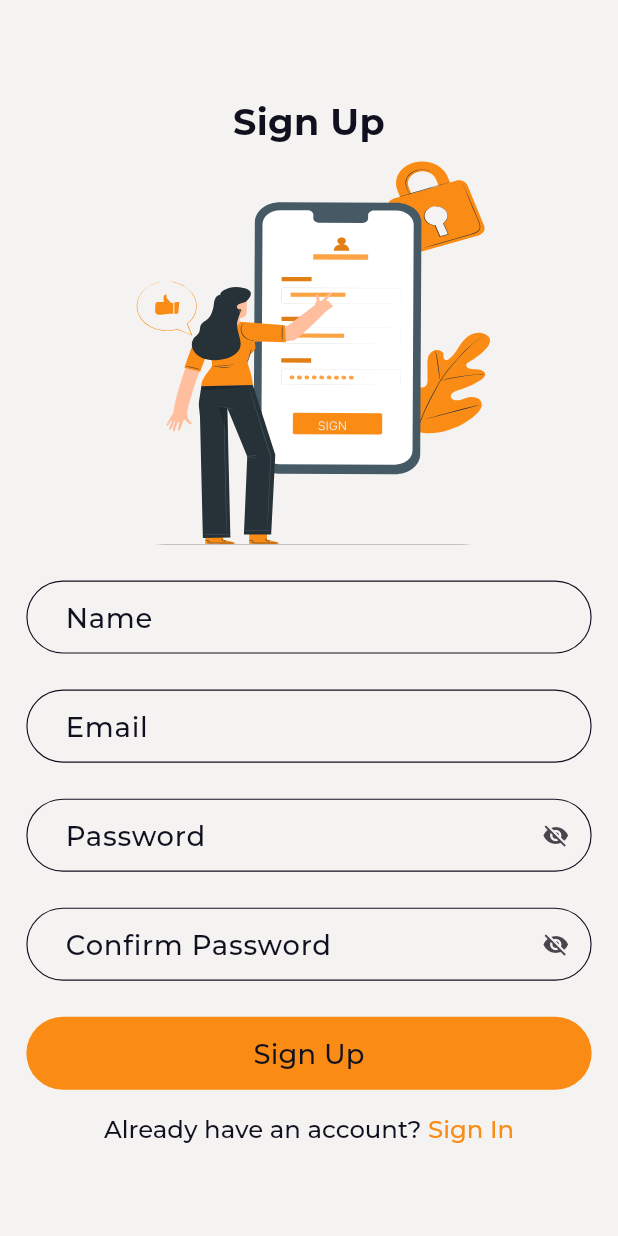
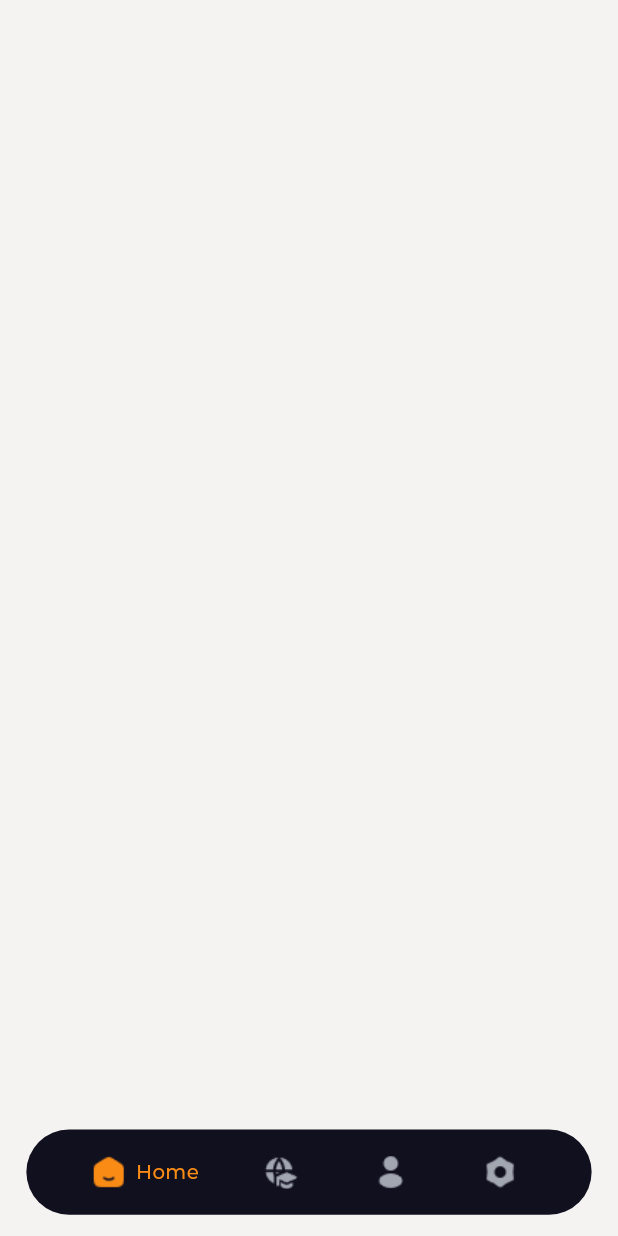
Before and after one commit to Abd2lhakam19/Fluent_Hands, a Flutter app: the SignUp screen opened directly, after a tap on "Sign Up", on a phone screen of 412 x 824 dp. Run offline on Flutter 3.47's test engine with Material 3 defaults, Android fonts, the light colour scheme and no system bars; our stand-ins replace flutter_screenutil, flutter_svg, gap; project files that could hold a hidden picture were left out.

Commit message:
Finished Bottom Navigation Bar

```diff
--- a/lib/core/helper/app_assets.dart
+++ b/lib/core/helper/app_assets.dart
@@ -3,5 +3,13 @@ class AppAssets {
       onBoarding1 = "assets/svg/onBoarding1.svg",
       onBoarding2 = "assets/svg/onBoarding2.svg",
       onBoarding3 = "assets/svg/onBoarding3.svg",
-      signUp = "assets/svg/signUp.svg";
+      signUp = "assets/svg/signUp.svg",
+      home = "assets/images/home.png",
+      homeSelected = 'assets/images/home_selected.png',
+      learn = "assets/images/learn.png",
+      learnSelected = "assets/images/learn_selected.png",
+      profile = "assets/images/profile.png",
+      profileSelected = "assets/images/profile_selected.png",
+      settings = "assets/images/settings.png",
+      settingsSelected = "assets/images/settings_selected.png";
 }
--- a/lib/core/helper/app_strings.dart
+++ b/lib/core/helper/app_strings.dart
@@ -14,5 +14,9 @@ class AppStrings {
       password = "Password",
       confirmPassword = "Confirm Password",
       alreadyHave = "Already have an account? ",
-      forgetPassword = "Forget Password";
+      forgetPassword = "Forget Password",
+      home = "Home",
+      learn = "Learn",
+      profile = "Profile",
+      settings = "Settings";
 }
--- a/lib/core/theming/app_colors.dart
+++ b/lib/core/theming/app_colors.dart
@@ -3,5 +3,6 @@ import 'package:flutter/material.dart';
 class AppColors {
   static const Color darkWhite = Color(0xffF5F3F1),
       blueBerry = Color(0xff11101f),
-      orangeColor = Color(0xfffa8c16);
+      orangeColor = Color(0xfffa8c16),
+      iconColor = Color(0xffA2A6B1);
 }
--- /dev/null
+++ b/lib/features/home/ui/main_ui/home_screen.dart
@@ -0,0 +1,10 @@
+import 'package:flutter/material.dart';
+
+class HomeScreen extends StatelessWidget {
+  const HomeScreen({super.key});
+
+  @override
+  Widget build(BuildContext context) {
+    return const Scaffold();
+  }
+}
--- /dev/null
+++ b/lib/features/learn/ui/main_ui/learn_screen.dart
@@ -0,0 +1,10 @@
+import 'package:flutter/material.dart';
+
+class LearnScreen extends StatelessWidget {
+  const LearnScreen({super.key});
+
+  @override
+  Widget build(BuildContext context) {
+    return const Scaffold();
+  }
+}
--- /dev/null
+++ b/lib/features/profile/ui/main_ui/profile_screen.dart
@@ -0,0 +1,10 @@
+import 'package:flutter/material.dart';
+
+class ProfileScreen extends StatelessWidget {
+  const ProfileScreen({super.key});
+
+  @override
+  Widget build(BuildContext context) {
+    return const Scaffold();
+  }
+}
--- /dev/null
+++ b/lib/features/settings/ui/main_ui/settings_screen.dart
@@ -0,0 +1,10 @@
+import 'package:flutter/material.dart';
+
+class SettingsScreen extends StatelessWidget {
+  const SettingsScreen({super.key});
+
+  @override
+  Widget build(BuildContext context) {
+    return const Scaffold();
+  }
+}
--- a/lib/features/sign_in/ui/main_ui/sign_in.dart
+++ b/lib/features/sign_in/ui/main_ui/sign_in.dart
@@ -7,7 +7,6 @@ import 'package:gap/gap.dart';
 
 import '../../../../core/helper/app_assets.dart';
 import '../../../../core/theming/text_styles.dart';
-import '../../../sign_up/ui/widgets/forms.dart';
 
 class SignIn extends StatefulWidget {
   const SignIn({super.key});
@@ -35,7 +34,7 @@ class _SignInState extends State<SignIn> {
               const Gap(8),
               SvgPicture.asset(AppAssets.signUp),
               const Gap(24),
-              const signInForms(),
+              const SignInForms(),
               const Gap(10),
               Text(AppStrings.forgetPassword,
                   style: TextStyles.regular13orange, textAlign: TextAlign.end),
--- a/lib/features/sign_in/ui/widgets/sign_in_forms.dart
+++ b/lib/features/sign_in/ui/widgets/sign_in_forms.dart
@@ -4,14 +4,14 @@ import 'package:gap/gap.dart';
 
 import '../../../../core/widgets/text_field.dart';
 
-class signInForms extends StatefulWidget {
-  const signInForms({super.key});
+class SignInForms extends StatefulWidget {
+  const SignInForms({super.key});
 
   @override
-  State<signInForms> createState() => _signInFormsState();
+  State<SignInForms> createState() => _SignInFormsState();
 }
 
-class _signInFormsState extends State<signInForms> {
+class _SignInFormsState extends State<SignInForms> {
   final formKey = GlobalKey<FormState>();
   bool isOpscure = true;
   @override
--- a/lib/features/sign_up/ui/main_ui/sign_up.dart
+++ b/lib/features/sign_up/ui/main_ui/sign_up.dart
@@ -4,6 +4,7 @@ import 'package:fluent_hands/core/theming/text_styles.dart';
 import 'package:fluent_hands/core/widgets/button_widget.dart';
 import 'package:fluent_hands/features/sign_up/ui/widgets/already_have.dart';
 import 'package:fluent_hands/features/sign_up/ui/widgets/forms.dart';
+import 'package:fluent_hands/layout/app_layout.dart';
 import 'package:flutter/material.dart';
 import 'package:flutter_screenutil/flutter_screenutil.dart';
 import 'package:flutter_svg/svg.dart';
@@ -37,7 +38,15 @@ class _SignUpState extends State<SignUp> {
               const Gap(24),
               const TextForms(),
               const Gap(24),
-              ButtonWidget(onPressed: () {}, text: AppStrings.signUp),
+              ButtonWidget(
+                  onPressed: () {
+                    Navigator.of(context).push(
+                      MaterialPageRoute(
+                        builder: (context) => const AppLayout(),
+                      ),
+                    );
+                  },
+                  text: AppStrings.signUp),
               const Gap(16),
               const AlreadyHave(),
             ],
--- a/lib/layout/app_layout.dart
+++ b/lib/layout/app_layout.dart
@@ -0,0 +1,37 @@
+import 'package:fluent_hands/features/home/ui/main_ui/home_screen.dart';
+import 'package:fluent_hands/features/learn/ui/main_ui/learn_screen.dart';
+import 'package:fluent_hands/features/profile/ui/main_ui/profile_screen.dart';
+import 'package:fluent_hands/features/settings/ui/main_ui/settings_screen.dart';
+import 'package:fluent_hands/layout/bottom_nav_bar.dart';
+import 'package:flutter/material.dart';
+
+class AppLayout extends StatefulWidget {
+  const AppLayout({super.key});
+
+  @override
+  State<AppLayout> createState() => _AppLayoutState();
+}
+
+class _AppLayoutState extends State<AppLayout> {
+  int selectedIndex = 0;
+  List<Widget> screens = const [
+    HomeScreen(),
+    LearnScreen(),
+    ProfileScreen(),
+    SettingsScreen()
+  ];
+  @override
+  Widget build(BuildContext context) {
+    return Scaffold(
+      body: screens[selectedIndex],
+      bottomNavigationBar: CustomBottomNavBar(
+        selectedIndex: selectedIndex,
+        onTap: (index) {
+          setState(() {
+            selectedIndex = index;
+          });
+        },
+      ),
+    );
+  }
+}
--- /dev/null
+++ b/lib/layout/bottom_nav_bar.dart
@@ -0,0 +1,65 @@
+import 'package:fluent_hands/core/helper/app_assets.dart';
+import 'package:fluent_hands/core/helper/app_strings.dart';
+import 'package:fluent_hands/core/theming/app_colors.dart';
+import 'package:fluent_hands/core/theming/text_styles.dart';
+import 'package:flutter/material.dart';
+import 'package:flutter_screenutil/flutter_screenutil.dart';
+import 'package:gap/gap.dart';
+
+class CustomBottomNavBar extends StatelessWidget {
+  const CustomBottomNavBar(
+      {super.key, required this.selectedIndex, required this.onTap});
+  final int selectedIndex;
+  final Function(int) onTap;
+  @override
+  Widget build(BuildContext context) {
+    return Container(
+      margin: EdgeInsets.symmetric(horizontal: 16.w, vertical: 14.h),
+      height: 56.h,
+      width: 343.w,
+      decoration: BoxDecoration(
+        color: AppColors.blueBerry,
+        borderRadius: BorderRadius.circular(30),
+      ),
+      child: Row(
+        mainAxisAlignment: MainAxisAlignment.spaceEvenly,
+        children: List.generate(
+          4,
+          (index) => GestureDetector(
+            onTap: () => onTap(index),
+            child: Row(
+              mainAxisAlignment: MainAxisAlignment.spaceEvenly,
+              children: [
+                ImageIcon(
+                  AssetImage(index == 0
+                      ? AppAssets.home
+                      : index == 1
+                          ? AppAssets.learn
+                          : index == 2
+                              ? AppAssets.profile
+                              : AppAssets.settings),
+                  color: selectedIndex != index
+                      ? AppColors.iconColor
+                      : AppColors.orangeColor,
+                ),
+                const Gap(6),
+                Text(
+                  index == 0 && selectedIndex == index
+                      ? AppStrings.home
+                      : index == 1 && selectedIndex == index
+                          ? AppStrings.learn
+                          : index == 2 && selectedIndex == index
+                              ? AppStrings.profile
+                              : selectedIndex == index
+                                  ? AppStrings.settings
+                                  : "",
+                  style: TextStyles.regular13orange,
+                ),
+              ],
+            ),
+          ),
+        ),
+      ),
+    );
+  }
+}
--- a/pubspec.yaml
+++ b/pubspec.yaml
@@ -67,6 +67,7 @@ flutter:
   # To add assets to your application, add an assets section, like this:
   assets:
     - assets/svg/
+    - assets/images/
 
   # An image asset can refer to one or more resolution-specific "variants", see
   # https://flutter.dev/assets-and-images/#resolution-aware
```
Also changed, not shown: assets/images/final_logo.png (deleted), assets/images/home.png (added), assets/images/learn.png (added), assets/images/logo.png (deleted), assets/images/profile.png (added), assets/images/settings.png (added).
